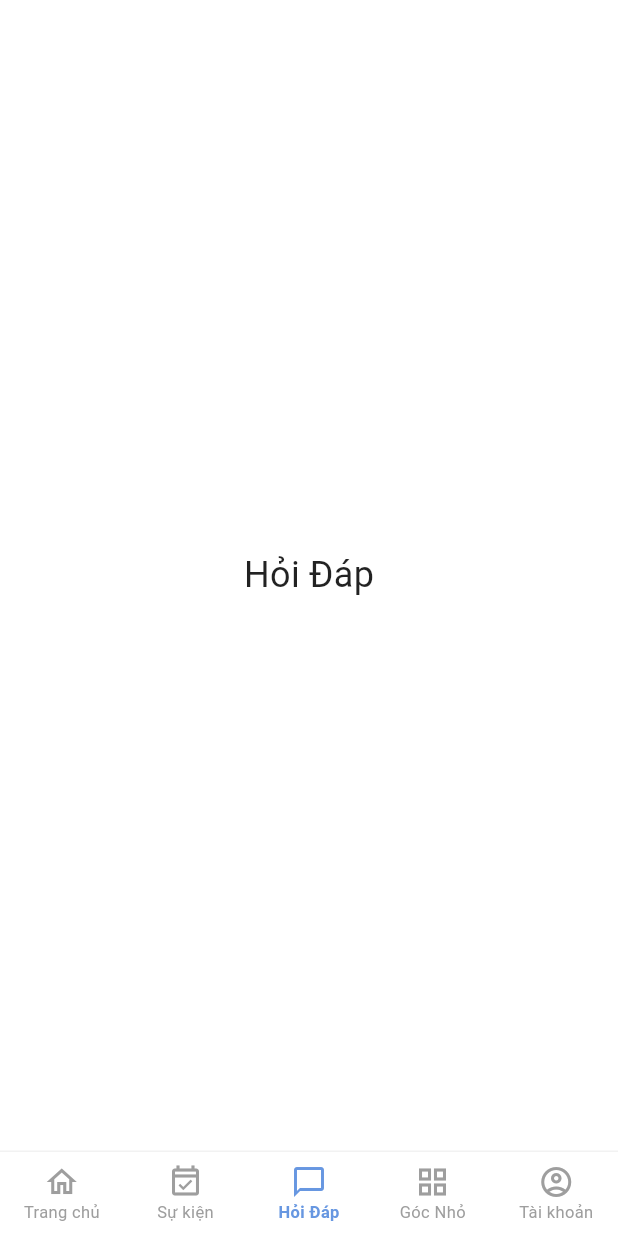
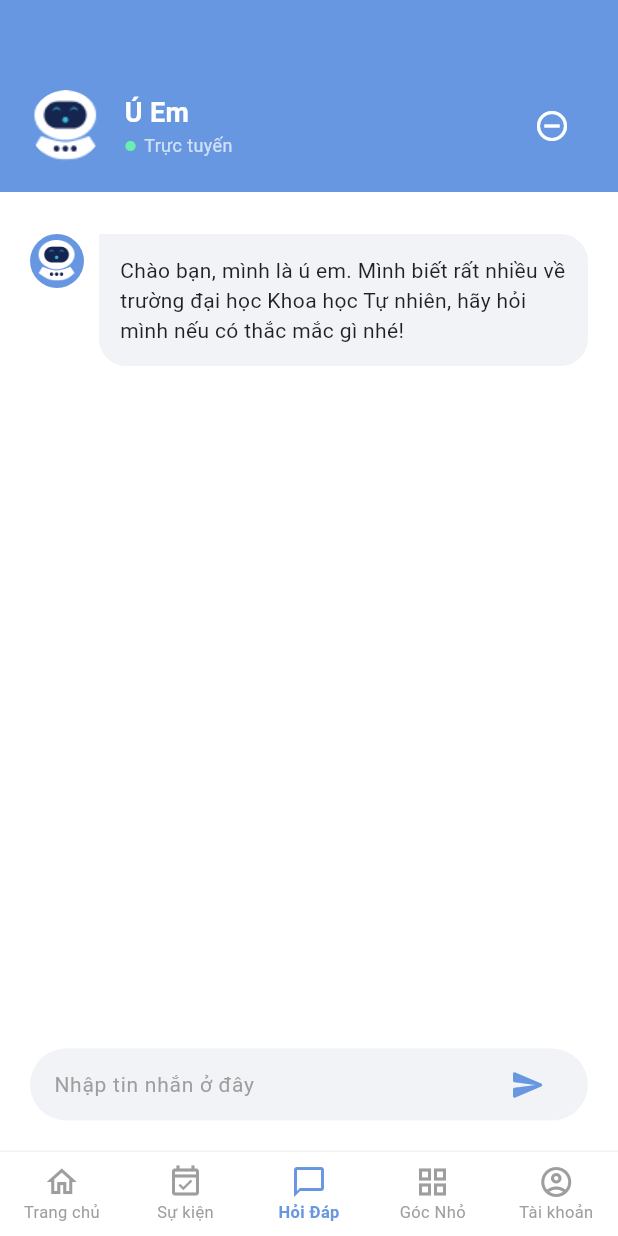
Before and after one commit to tnthanh26/My-Uni, a Flutter app: the HomePage screen opened by its route, item 3 of the bottom bar chosen, on a phone screen of 412 x 824 dp. Run offline on Flutter 3.47's test engine with Material 3 defaults, Android fonts, the light colour scheme and no system bars; our stand-ins replace cloud_firestore, file_picker, firebase_auth, firebase_core, flutter_image_compress, google_generative_ai and 4 more; accounts and stored records are empty; network calls fail.

Commit message:
UI for chatbot pages

```diff
--- /dev/null
+++ b/lib/features/chatbot/chatbot_page.dart
@@ -0,0 +1,298 @@
+import 'package:flutter/material.dart';
+import 'package:google_generative_ai/google_generative_ai.dart';
+import 'package:intl/intl.dart';
+
+class ChatbotPage extends StatefulWidget {
+  const ChatbotPage({super.key});
+
+  @override
+  State<ChatbotPage> createState() => _ChatbotPageState();
+}
+
+class ChatMessage {
+  final String text;
+  final bool isUser;
+  final DateTime timestamp;
+
+  ChatMessage({required this.text, required this.isUser, DateTime? timestamp})
+      : timestamp = timestamp ?? DateTime.now();
+}
+
+class _ChatbotPageState extends State<ChatbotPage> {
+  final TextEditingController _messageController = TextEditingController();
+  final ScrollController _scrollController = ScrollController();
+  final Color primaryColor = const Color(0xFF6797E1);
+
+  bool _isTyping = false; // Track typing state
+
+  // 1. Your data list lives here
+  final List<ChatMessage> _messages = [
+    ChatMessage(
+        text: "Chào bạn, mình là ú em. Mình biết rất nhiều về trường đại học Khoa học Tự nhiên, hãy hỏi mình nếu có thắc mắc gì nhé!",
+        isUser: false
+    ),
+  ];
+
+  // 2. Put the logic function right here
+  void _handleSendMessage() {
+    if (_messageController.text.trim().isEmpty) return;
+
+    setState(() {
+      _messages.add(ChatMessage(text: _messageController.text, isUser: true));
+      _isTyping = true;
+    });
+
+    _messageController.clear();
+    _scrollToBottom();
+
+    // Mock bot response
+    Future.delayed(const Duration(milliseconds: 800), () {
+      if (!mounted) return;
+      setState(() {
+        _isTyping = false;
+        _messages.add(ChatMessage(
+          text: "Đợi Ú một xíu nhé, mình đang tìm hiểu...",
+          isUser: false,
+        ));
+      });
+      _scrollToBottom();
+    });
+  }
+
+  void _scrollToBottom() {
+    WidgetsBinding.instance.addPostFrameCallback((_) {
+      if (_scrollController.hasClients) {
+        _scrollController.animateTo(
+          _scrollController.position.maxScrollExtent,
+          duration: const Duration(milliseconds: 300),
+          curve: Curves.easeOut,
+        );
+      }
+    });
+  }
+
+  @override
+  Widget build(BuildContext context) {
+    final bool isDarkMode = Theme.of(context).brightness == Brightness.dark;
+
+    return Scaffold( // Add this if it's missing
+      resizeToAvoidBottomInset: true, // This pushes the UI up when keyboard appears
+      body: Column(
+        children: [
+          _buildHeader(isDarkMode),
+          Expanded(
+            child: _buildChatArea(isDarkMode),
+          ),
+        ],
+      ),
+    );
+  }
+
+  Widget _buildHeader(bool isDarkMode) {
+    return Container(
+      padding: const EdgeInsets.only(top: 60, left: 20, right: 20, bottom: 20),
+      decoration: BoxDecoration(
+        color: primaryColor,
+      ),
+      child: Row(
+        children: [
+          const CircleAvatar(
+            radius: 24,
+            backgroundColor: Colors.transparent,
+            backgroundImage: AssetImage('assets/images/chatbot_avt.png'),
+          ),
+          const SizedBox(width: 15),
+          const Expanded(
+            child: Column(
+              crossAxisAlignment: CrossAxisAlignment.start,
+              children: [
+                Text(
+                  'Ú Em',
+                  style: TextStyle(color: Colors.white, fontSize: 18, fontWeight: FontWeight.bold),
+                ),
+                Row(
+                  children: [
+                    Icon(Icons.circle, color: Colors.greenAccent, size: 8),
+                    SizedBox(width: 5),
+                    Text('Trực tuyến', style: TextStyle(color: Colors.white70, fontSize: 12)),
+                  ],
+                ),
+              ],
+            ),
+          ),
+          IconButton(
+            icon: const Icon(Icons.remove_circle_outline, color: Colors.white),
+            onPressed: () {},
+          )
+        ],
+      ),
+    );
+  }
+
+  Widget _buildChatArea(bool isDarkMode) {
+    return Container(
+      width: double.infinity,
+      decoration: BoxDecoration(
+        color: isDarkMode ? const Color(0xFF121212) : Colors.white,
+        borderRadius: const BorderRadius.only(
+          topLeft: Radius.circular(30),
+          topRight: Radius.circular(30),
+        ),
+      ),
+      child: Column(
+        children: [
+          Expanded(
+            child: ListView.builder(
+              controller: _scrollController,
+              padding: const EdgeInsets.all(20),
+              itemCount: _messages.length + (_isTyping ? 1 : 0),
+              itemBuilder: (context, index) {
+                if (index == _messages.length) {
+                  return _buildTypingIndicator(isDarkMode);
+                }
+                final msg = _messages[index];
+                return msg.isUser
+                    ? _buildUserMessage(isDarkMode, msg)
+                    : _buildBotMessage(isDarkMode, msg);
+              },
+            ),
+          ),
+          _buildInputSection(isDarkMode),
+        ],
+      ),
+    );
+  }
+
+  Widget _buildTypingIndicator(bool isDarkMode) {
+    return Padding(
+      padding: const EdgeInsets.symmetric(vertical: 8.0),
+      child: Row(
+        children: [
+          _buildBotAvatarFrame(),
+          const SizedBox(width: 10),
+          Container(
+            padding: const EdgeInsets.symmetric(horizontal: 16, vertical: 10),
+            decoration: BoxDecoration(
+              color: isDarkMode ? Colors.white.withValues(alpha: 0.08) : const Color(0xFFF1F3F6),
+              borderRadius: BorderRadius.circular(20),
+            ),
+            child: const Text(
+              "Ú Em đang nghĩ...",
+              style: TextStyle(fontStyle: FontStyle.italic, fontSize: 12, color: Colors.grey),
+            ),
+          ),
+        ],
+      ),
+    );
+  }
+
+  Widget _buildBotAvatarFrame() {
+    return CircleAvatar(
+      radius: 18,
+      backgroundColor: primaryColor,
+      child: Padding(
+        padding: const EdgeInsets.all(4.0),
+        child: Image.asset('assets/images/chatbot_avt.png'),
+      ),
+    );
+  }
+
+  Widget _buildBotMessage(bool isDarkMode, ChatMessage msg) {
+    return Padding(
+      padding: const EdgeInsets.symmetric(vertical: 8.0),
+      child: Row(
+        crossAxisAlignment: CrossAxisAlignment.start,
+        children: [
+          _buildBotAvatarFrame(),
+          const SizedBox(width: 10),
+          Flexible(
+            child: Container(
+              padding: const EdgeInsets.all(14),
+              decoration: BoxDecoration(
+                color: isDarkMode ? Colors.white.withValues(alpha: 0.08) : const Color(0xFFF1F3F6),
+                borderRadius: const BorderRadius.only(
+                  topRight: Radius.circular(18),
+                  bottomLeft: Radius.circular(18),
+                  bottomRight: Radius.circular(18),
+                ),
+              ),
+              child: Text(
+                msg.text,
+                style: TextStyle(
+                    color: isDarkMode ? Colors.white : Colors.black87,
+                    fontSize: 14,
+                    height: 1.4
+                ),
+              ),
+            ),
+          ),
+        ],
+      ),
+    );
+  }
+
+  Widget _buildUserMessage(bool isDarkMode, ChatMessage msg) {
+    return Padding(
+      padding: const EdgeInsets.symmetric(vertical: 8.0),
+      child: Row(
+        mainAxisAlignment: MainAxisAlignment.end,
+        children: [
+          Flexible(
+            child: Container(
+              padding: const EdgeInsets.all(14),
+              decoration: BoxDecoration(
+                color: primaryColor,
+                borderRadius: const BorderRadius.only(
+                  topLeft: Radius.circular(18),
+                  bottomLeft: Radius.circular(18),
+                  bottomRight: Radius.circular(18),
+                ),
+              ),
+              child: Text(
+                msg.text,
+                style: const TextStyle(
+                    color: Colors.white,
+                    fontSize: 14,
+                    height: 1.4
+                ),
+              ),
+            ),
+          ),
+        ],
+      ),
+    );
+  }
+
+  Widget _buildInputSection(bool isDarkMode) {
+    return Padding(
+      padding: const EdgeInsets.fromLTRB(20, 0, 20, 20),
+      child: Container(
+        padding: const EdgeInsets.symmetric(horizontal: 16),
+        decoration: BoxDecoration(
+          color: isDarkMode ? Colors.white.withValues(alpha: 0.05) : const Color(0xFFF1F3F6),
+          borderRadius: BorderRadius.circular(30),
+        ),
+        child: Row(
+          children: [
+            Expanded(
+              child: TextField(
+                controller: _messageController,
+                onSubmitted: (_) => _handleSendMessage(),
+                style: TextStyle(color: isDarkMode ? Colors.white : Colors.black87),
+                decoration: const InputDecoration(
+                  hintText: "Nhập tin nhắn ở đây",
+                  hintStyle: TextStyle(color: Colors.grey, fontSize: 14),
+                  border: InputBorder.none,
+                ),
+              ),
+            ),
+            IconButton(
+              icon: Icon(Icons.send_rounded, color: primaryColor),
+              onPressed: _handleSendMessage,
+            ),
+          ],
+        ),
+      ),
+    );
+  }
+}
--- a/lib/features/home/home_page.dart
+++ b/lib/features/home/home_page.dart
@@ -5,6 +5,7 @@ import 'package:my_uni/features/home/official_tab.dart';
 import 'package:my_uni/features/home/review_tab.dart';
 import 'package:my_uni/features/home/material_tab.dart';
 import 'package:my_uni/features/account/account_page.dart';
+import 'package:my_uni/features/chatbot/chatbot_page.dart';
 
 class HomePage extends StatefulWidget {
   const HomePage({super.key});
@@ -145,7 +146,7 @@ class _HomePageState extends State<HomePage> {
     final List<Widget> pages = [
       _buildMainHomeContent(),
       Center(child: Text('Sự kiện', style: TextStyle(fontSize: 24, color: isDarkMode ? Colors.white : Colors.black87))),
-      Center(child: Text('Hỏi Đáp', style: TextStyle(fontSize: 24, color: isDarkMode ? Colors.white : Colors.black87))),
+      isGuest ? _buildGuestAccountScreen(context) : const ChatbotPage(),
       Center(child: Text('Góc Nhỏ', style: TextStyle(fontSize: 24, color: isDarkMode ? Colors.white : Colors.black87))),
       isGuest ? _buildGuestAccountScreen(context) : const AccountPage(),
     ];
--- a/pubspec.yaml
+++ b/pubspec.yaml
@@ -36,7 +36,7 @@ dependencies:
   cloud_firestore: ^6.1.3
   image_picker: ^1.2.1
   flutter_image_compress: ^2.4.0
-  http: ^1.1.0
+  http: ^1.2.0
   provider: ^6.1.5+1
   shared_preferences: ^2.5.4
   url_launcher: ^6.3.2
@@ -45,6 +45,7 @@ dependencies:
   file_picker: ^10.3.10
   path_provider: ^2.1.5
   open_filex: ^4.7.0
+  google_generative_ai: ^0.4.7
 
   # The following adds the Cupertino Icons font to your application.
   # Use with the CupertinoIcons class for iOS style icons.
@@ -76,6 +77,7 @@ flutter:
   assets:
   - assets/images/cat_avatar.jpg
   - assets/images/news.png
+  - assets/images/chatbot_avt.png
   # An image asset can refer to one or more resolution-specific "variants", see
   # https://flutter.dev/to/resolution-aware-images
 
```
Also changed, not shown: assets/images/chatbot_avt.png (added), firebase.json (added), lib/firebase_options.dart (added), pubspec.lock, 1 other file.
